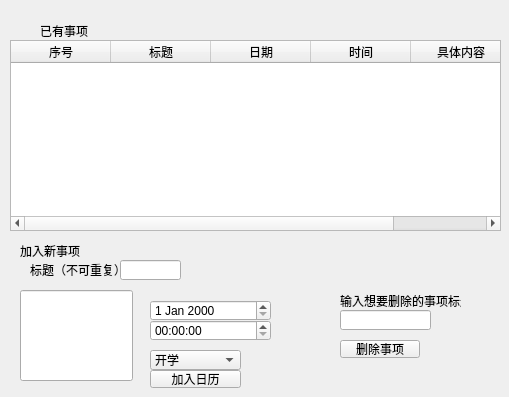
Arthur381/QTproject, file realProgect/modevent.ui: the form before one commit.
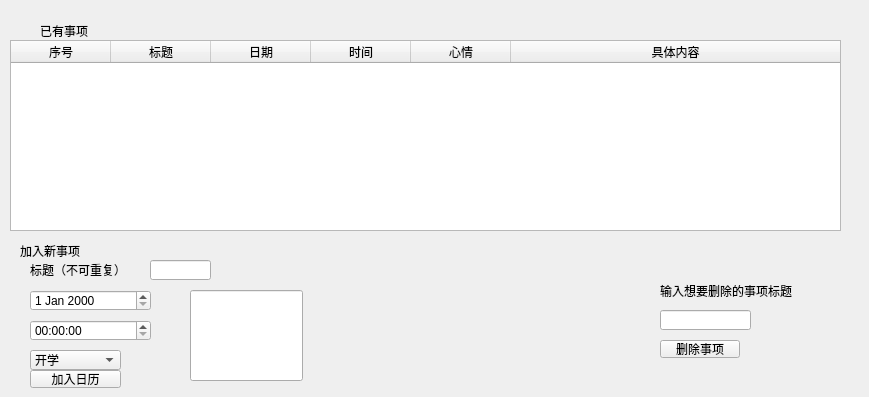
The form after the commit. Icons and pictures are not drawn.

```diff
--- a/realProgect/modevent.ui
+++ b/realProgect/modevent.ui
@@ -6,7 +6,7 @@
    <rect>
     <x>0</x>
     <y>0</y>
-    <width>509</width>
+    <width>869</width>
     <height>397</height>
    </rect>
   </property>
@@ -16,8 +16,8 @@
   <widget class="QDateEdit" name="inputdate">
    <property name="geometry">
     <rect>
-     <x>150</x>
-     <y>300</y>
+     <x>30</x>
+     <y>290</y>
      <width>121</width>
      <height>21</height>
     </rect>
@@ -26,7 +26,7 @@
   <widget class="QTimeEdit" name="inputtime">
    <property name="geometry">
     <rect>
-     <x>150</x>
+     <x>30</x>
      <y>320</y>
      <width>121</width>
      <height>21</height>
@@ -36,7 +36,7 @@
   <widget class="QPushButton" name="pushButton_add">
    <property name="geometry">
     <rect>
-     <x>150</x>
+     <x>30</x>
      <y>370</y>
      <width>91</width>
      <height>18</height>
@@ -49,7 +49,7 @@
   <widget class="QComboBox" name="comboBox_moodchange">
    <property name="geometry">
     <rect>
-     <x>150</x>
+     <x>30</x>
      <y>350</y>
      <width>91</width>
      <height>20</height>
@@ -95,7 +95,7 @@
   <widget class="QLineEdit" name="WriteEve">
    <property name="geometry">
     <rect>
-     <x>20</x>
+     <x>190</x>
      <y>290</y>
      <width>113</width>
      <height>91</height>
@@ -105,7 +105,7 @@
   <widget class="QLineEdit" name="lineEdit_eve">
    <property name="geometry">
     <rect>
-     <x>340</x>
+     <x>660</x>
      <y>310</y>
      <width>91</width>
      <height>20</height>
@@ -115,9 +115,9 @@
   <widget class="QLabel" name="label_3">
    <property name="geometry">
     <rect>
-     <x>340</x>
-     <y>290</y>
-     <width>121</width>
+     <x>660</x>
+     <y>280</y>
+     <width>151</width>
      <height>21</height>
     </rect>
    </property>
@@ -131,7 +131,7 @@
   <widget class="QPushButton" name="pushButton_delete">
    <property name="geometry">
     <rect>
-     <x>340</x>
+     <x>660</x>
      <y>340</y>
      <width>80</width>
      <height>18</height>
@@ -157,7 +157,7 @@
   <widget class="QLineEdit" name="lineEditID">
    <property name="geometry">
     <rect>
-     <x>120</x>
+     <x>150</x>
      <y>260</y>
      <width>61</width>
      <height>20</height>
@@ -169,7 +169,7 @@
     <rect>
      <x>10</x>
      <y>40</y>
-     <width>491</width>
+     <width>831</width>
      <height>191</height>
     </rect>
    </property>
@@ -183,6 +183,18 @@
     <property name="text">
      <string>序号</string>
     </property>
+    <property name="font">
+     <font>
+      <fontweight>Light</fontweight>
+     </font>
+    </property>
+    <property name="background">
+     <color>
+      <red>255</red>
+      <green>255</green>
+      <blue>0</blue>
+     </color>
+    </property>
    </column>
    <column>
     <property name="text">
@@ -193,12 +205,34 @@
     <property name="text">
      <string>日期</string>
     </property>
+    <property name="background">
+     <color>
+      <red>0</red>
+      <green>255</green>
+      <blue>255</blue>
+     </color>
+    </property>
+    <property name="icon">
+     <iconset theme="call-start"/>
+    </property>
    </column>
    <column>
     <property name="text">
      <string>时间</string>
     </property>
    </column>
+   <column>
+    <property name="text">
+     <string>心情</string>
+    </property>
+    <property name="background">
+     <color>
+      <red>255</red>
+      <green>192</green>
+      <blue>114</blue>
+     </color>
+    </property>
+   </column>
    <column>
     <property name="text">
      <string>具体内容</string>
```
